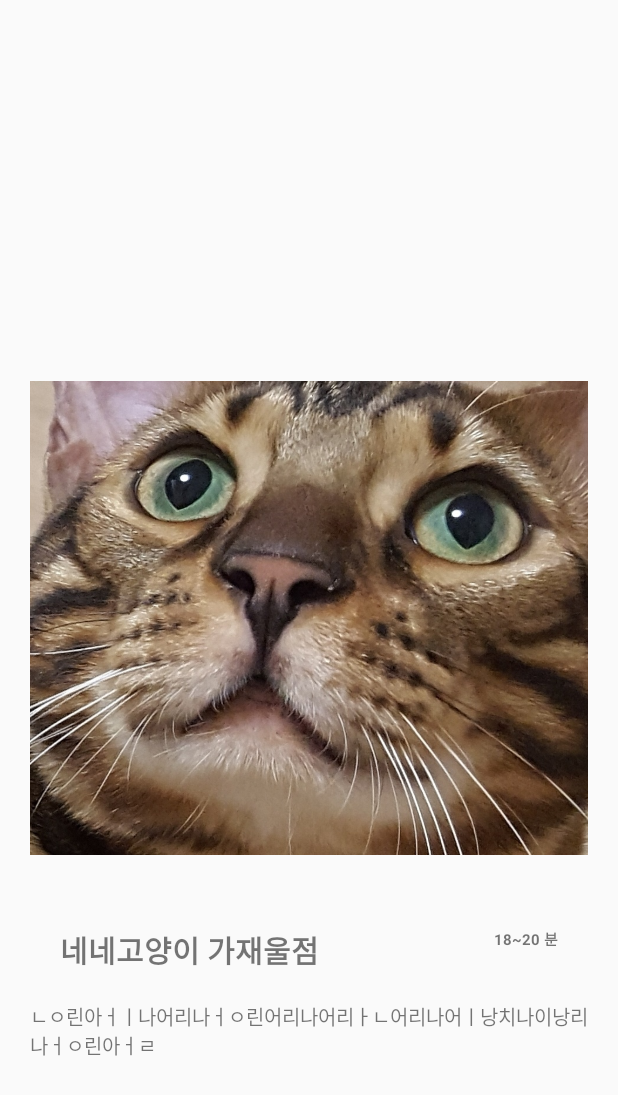
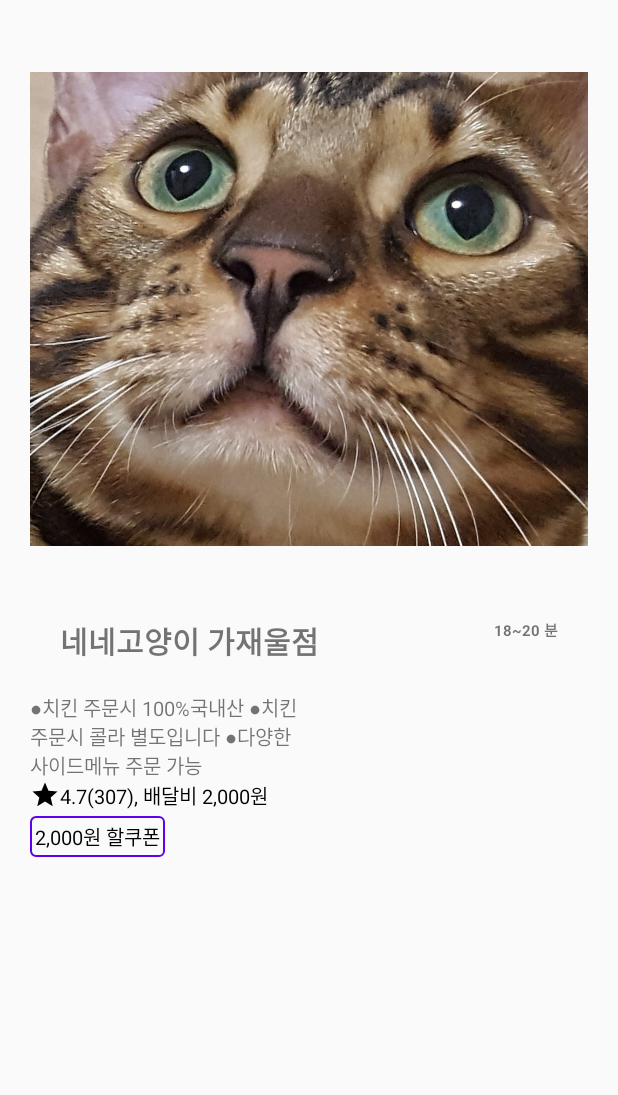
Before and after one commit to paksuua/26_Our_Sopt_SY, an Android app: the ConstraintActivity screen opened directly, with no data from a screen before it, on a phone screen of 412 x 824 dp. Shown: the top 1095 px of the screen. Run offline under Robolectric (Android 15) with nearby library versions, the phone set to English and light mode, and no system bars.

Commit message:
과제 내용 추가 수정 완료.

```diff
--- a/app/src/main/java/com/example/soptseminar1weeks/LoginActivity.kt
+++ b/app/src/main/java/com/example/soptseminar1weeks/LoginActivity.kt
@@ -57,7 +57,7 @@ class LoginActivity : AppCompatActivity() {
         if(et_id.text.isNullOrBlank()||et_password.text.isNullOrBlank()){
             Toast.makeText(this,"아이디와 비밀번호를 확인하세요",Toast.LENGTH_SHORT).show()
         }else{
-            val intent = Intent(this, MainActivity::class.java)
+            val intent = Intent(this, ConstraintActivity::class.java)
             startActivity(intent)
         }
     }
--- /dev/null
+++ b/app/src/main/res/drawable/bg_blue.xml
@@ -0,0 +1,8 @@
+<?xml version="1.0" encoding="utf-8"?>
+<shape xmlns:android="http://schemas.android.com/apk/res/android">
+    <stroke
+        android:width="1dp"
+        android:color="@color/colorPrimary"/>
+    <corners
+        android:radius="3dp"/>
+</shape>
--- /dev/null
+++ b/app/src/main/res/drawable/ic_star_black_24dp.xml
@@ -0,0 +1,9 @@
+<vector xmlns:android="http://schemas.android.com/apk/res/android"
+        android:width="24dp"
+        android:height="24dp"
+        android:viewportWidth="24.0"
+        android:viewportHeight="24.0">
+    <path
+        android:fillColor="#FF000000"
+        android:pathData="M12,17.27L18.18,21l-1.64,-7.03L22,9.24l-7.19,-0.61L12,2 9.19,8.63 2,9.24l5.46,4.73L5.82,21z"/>
+</vector>
--- a/app/src/main/res/layout/activity_cst_img.xml
+++ b/app/src/main/res/layout/activity_cst_img.xml
@@ -14,7 +14,6 @@
         android:layout_margin="20dp"
         android:src="@drawable/rooky"
         app:layout_constraintTop_toTopOf="parent"
-        app:layout_constraintBottom_toBottomOf="parent"
         app:layout_constraintDimensionRatio="1:1"/>
     <TextView
         android:id="@+id/tv_title"
@@ -44,16 +43,50 @@
         android:orientation="vertical"
         app:layout_constraintGuide_begin="200dp"/>
 
+
+
     <TextView
-        android:id="@+id/tv_sub"
-        android:layout_width="match_parent"
+        android:id="@+id/tv_sub1"
+        android:layout_width="0dp"
         android:layout_height="wrap_content"
-        android:layout_margin="20dp"
-        android:text="ㄴㅇ린아ㅓㅣ나어리나ㅓㅇ린어리나어리ㅏㄴ어리나어ㅣ낭치나이낭리나ㅓㅇ린아ㅓㄹ"
+        android:layout_marginVertical="20dp"
+        android:text="●치킨 주문시 100%국내산 ●치킨 주문시 콜라 별도입니다 ●다양한 사이드메뉴 주문 가능"
         android:textSize="13dp"
         app:autoSizeStepGranularity="1sp"
         app:layout_constraintTop_toBottomOf="@id/tv_title"
         app:layout_constraintStart_toStartOf="@id/img_cst"
         app:layout_constraintEnd_toEndOf="@id/guideline"/>
 
+    <ImageView
+        android:id="@+id/iv_star"
+        android:layout_width="20dp"
+        android:layout_height="20dp"
+        app:layout_constraintStart_toStartOf="@id/tv_sub1"
+        app:layout_constraintTop_toBottomOf="@id/tv_sub1"
+        android:src="@drawable/ic_star_black_24dp"/>
+    <TextView
+        android:id="@+id/tv_sub2"
+        android:layout_width="0dp"
+        android:layout_height="wrap_content"
+        android:text="4.7(307), 배달비 2,000원"
+        android:textSize="13dp"
+        android:textColor="#000000"
+        app:autoSizeStepGranularity="1sp"
+        app:layout_constraintTop_toBottomOf="@id/tv_sub1"
+        app:layout_constraintStart_toEndOf="@id/iv_star"
+        app:layout_constraintEnd_toEndOf="@id/guideline"/>
+    <TextView
+        android:id="@+id/tv_sub3"
+        android:layout_width="wrap_content"
+        android:layout_height="wrap_content"
+        android:layout_marginTop="3dp"
+        android:padding="3dp"
+        android:background="@drawable/bg_blue"
+        android:text="2,000원 할쿠폰"
+        android:textSize="13dp"
+        android:textColor="#000000"
+        app:autoSizeStepGranularity="1sp"
+        app:layout_constraintTop_toBottomOf="@id/tv_sub2"
+        app:layout_constraintStart_toStartOf="@id/iv_star"/>
+
 </androidx.constraintlayout.widget.ConstraintLayout>
```
